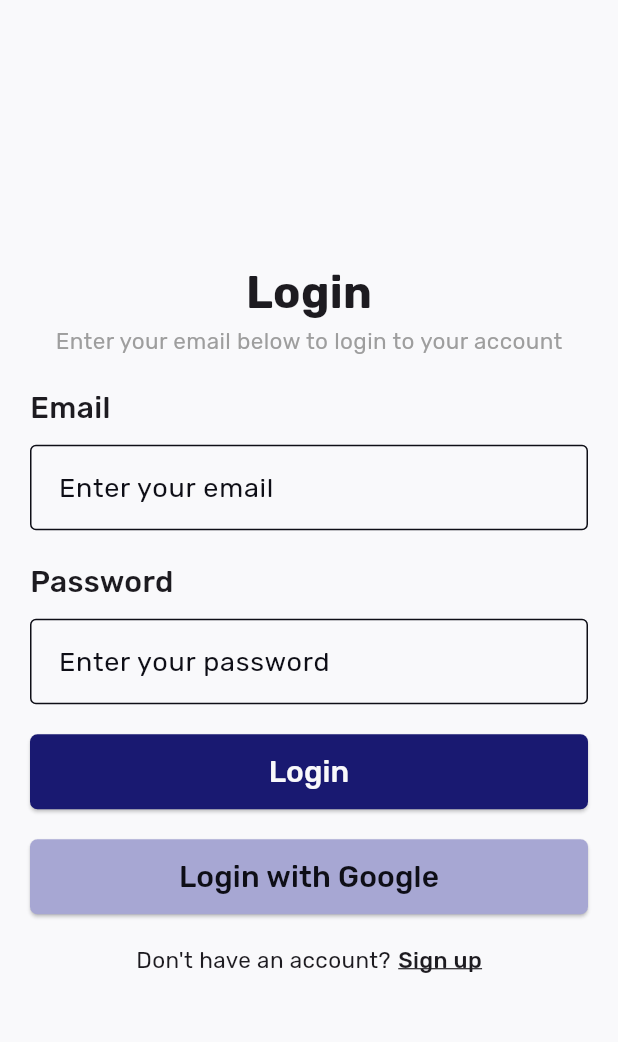
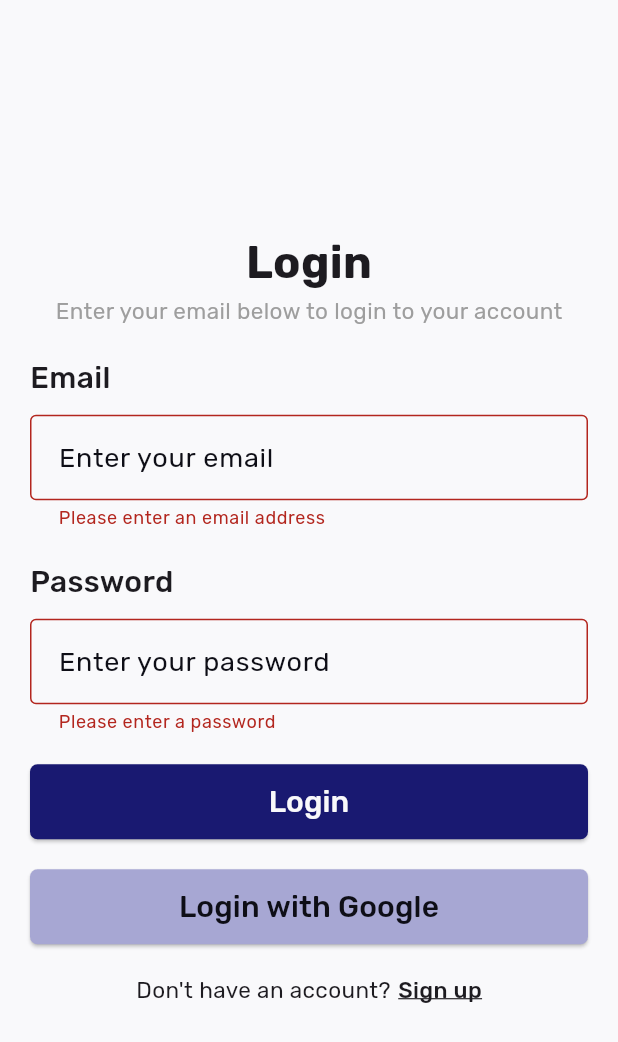
Before and after one commit to Al-aqua/ai-notes, a Flutter app: the screen it shows after launch, after a tap on "Login", on a phone screen of 412 x 824 dp. Shown: the top 1042 px of the screen. Run offline on Flutter 3.47's test engine with Material 3 defaults, Android fonts, the phone set to English and light mode, and no system bars; our stand-ins replace google_fonts.

Commit message:
Added validation to the login and sign up pages

```diff
--- a/lib/app/login/presention.dart
+++ b/lib/app/login/presention.dart
@@ -1,8 +1,52 @@
 import 'package:ai_notes/core/components/input_field.dart';
 import 'package:flutter/material.dart';
 
-class Login extends StatelessWidget {
+class Login extends StatefulWidget {
   const Login({super.key});
+
+  @override
+  State<Login> createState() => _LoginState();
+}
+
+class _LoginState extends State<Login> {
+  final _formKey = GlobalKey<FormState>();
+
+  TextEditingController _emailController = TextEditingController();
+  TextEditingController _passwordController = TextEditingController();
+
+  String? _validateEmail(String? value) {
+    if (value == null || value.trim().isEmpty) {
+      return 'Please enter an email address';
+    }
+    if (!RegExp(
+            r"^[a-zA-Z0-9.a-zA-Z0-9.!#$%&'*+-/=?^_`{|}~]+@[a-zA-Z0-9]+\.[a-zA-Z]+")
+        .hasMatch(value)) {
+      return 'Please enter a valid email address';
+    }
+    return null;
+  }
+
+  String? _validatePassword(String? value) {
+    if (value == null || value.trim().isEmpty) {
+      return 'Please enter a password';
+    }
+    if (value.length < 8) {
+      return 'Password must be at least 8 characters';
+    }
+    if (!value.contains(RegExp(r'[A-Z]'))) {
+      return 'Password must contain at least one uppercase letter';
+    }
+    if (!value.contains(RegExp(r'[a-z]'))) {
+      return 'Password must contain at least one lowercase letter';
+    }
+    if (!value.contains(RegExp(r'[0-9]'))) {
+      return 'Password must contain at least one number';
+    }
+    if (!value.contains(RegExp(r'[!@#$%^&*(),.?":{}|<>]'))) {
+      return 'Password must contain at least one special character';
+    }
+    return null;
+  }
 
   @override
   Widget build(BuildContext context) {
@@ -12,6 +56,8 @@ class Login extends StatelessWidget {
         child: Center(
             child: SizedBox(
           width: 500,
+          child: Form(
+            key: _formKey,
             child: Column(
               mainAxisAlignment: MainAxisAlignment.center,
               children: [
@@ -30,9 +76,16 @@ class Login extends StatelessWidget {
                   ),
                 ),
                 const SizedBox(height: 20),
-              const InputField(title: 'Email', hintText: 'Enter your email'),
+                InputField(
+                  controller: _emailController,
+                  title: 'Email',
+                  hintText: 'Enter your email',
+                  validator: _validateEmail,
+                ),
                 const SizedBox(height: 20),
-              const InputField(
+                InputField(
+                  controller: _passwordController,
+                  validator: _validatePassword,
                   title: 'Password',
                   hintText: 'Enter your password',
                   obscureText: true,
@@ -41,7 +94,15 @@ class Login extends StatelessWidget {
                 const SizedBox(height: 20),
                 ElevatedButton(
                   // TODO
-                onPressed: () {},
+                  onPressed: () {
+                    if (_formKey.currentState!.validate()) {
+                      ScaffoldMessenger.of(context).showSnackBar(
+                        const SnackBar(
+                          content: Text('Login Successful'),
+                        ),
+                      );
+                    }
+                  },
                   style: ElevatedButton.styleFrom(
                     backgroundColor: Theme.of(context).primaryColor,
                     foregroundColor: Theme.of(context).colorScheme.onPrimary,
@@ -113,6 +174,7 @@ class Login extends StatelessWidget {
                 ),
               ],
             ),
+          ),
         )),
       ),
     );
--- a/lib/core/components/input_field.dart
+++ b/lib/core/components/input_field.dart
@@ -1,15 +1,20 @@
 import 'package:flutter/material.dart';
 
 class InputField extends StatelessWidget {
-  const InputField(
-      {super.key,
-      required this.title,
-      required this.hintText,
-      this.obscureText = false});
+  const InputField({
+    super.key,
+    required this.title,
+    required this.hintText,
+    this.obscureText = false,
+    this.validator,
+    required this.controller,
+  });
 
   final String title;
   final String hintText;
   final bool obscureText;
+  final String? Function(String?)? validator;
+  final TextEditingController controller;
 
   @override
   Widget build(BuildContext context) {
@@ -24,7 +29,8 @@ class InputField extends StatelessWidget {
           ),
         ),
         const SizedBox(height: 10),
-        TextField(
+        TextFormField(
+          validator: validator,
           keyboardType: TextInputType.emailAddress,
           style: const TextStyle(fontSize: 18),
           decoration: InputDecoration(
--- a/pubspec.yaml
+++ b/pubspec.yaml
@@ -37,6 +37,7 @@ dependencies:
   cupertino_icons: ^1.0.6
   lucide_icons: ^0.257.0
   google_fonts: ^6.2.1
+  pocketbase: ^0.18.1
 
 dev_dependencies:
   flutter_test:
```
Also changed, not shown: lib/app/sign_up/presention.dart (+101 -9 lines), pubspec.lock. Lines whose indentation alone changed are shown as unchanged.
